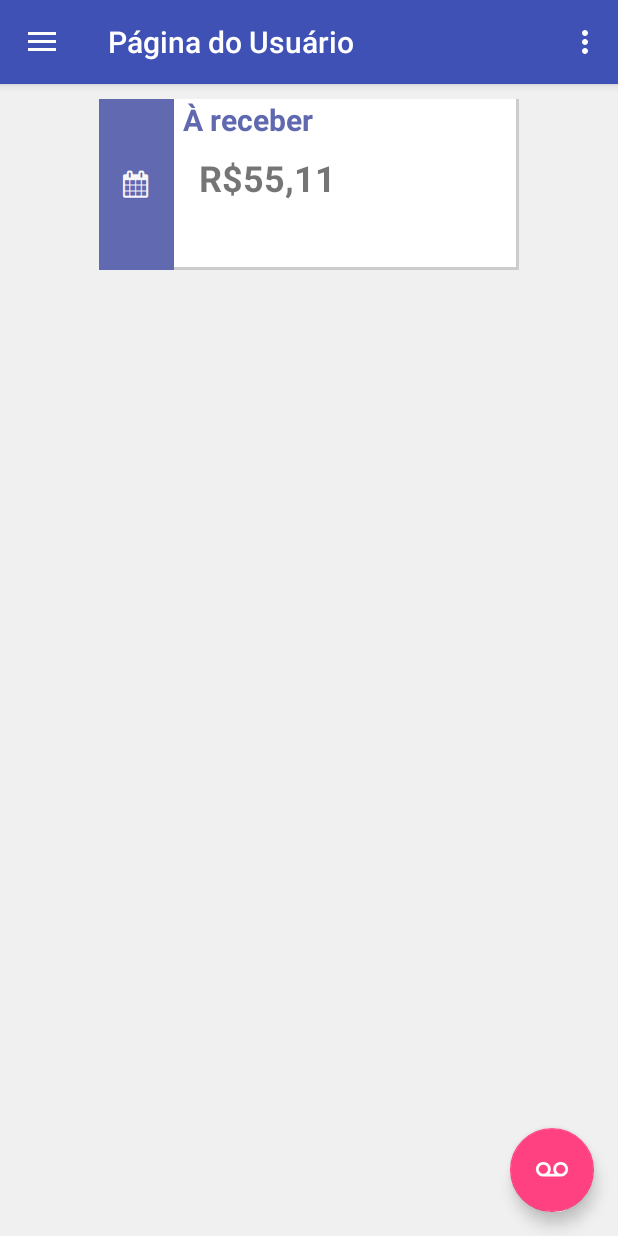
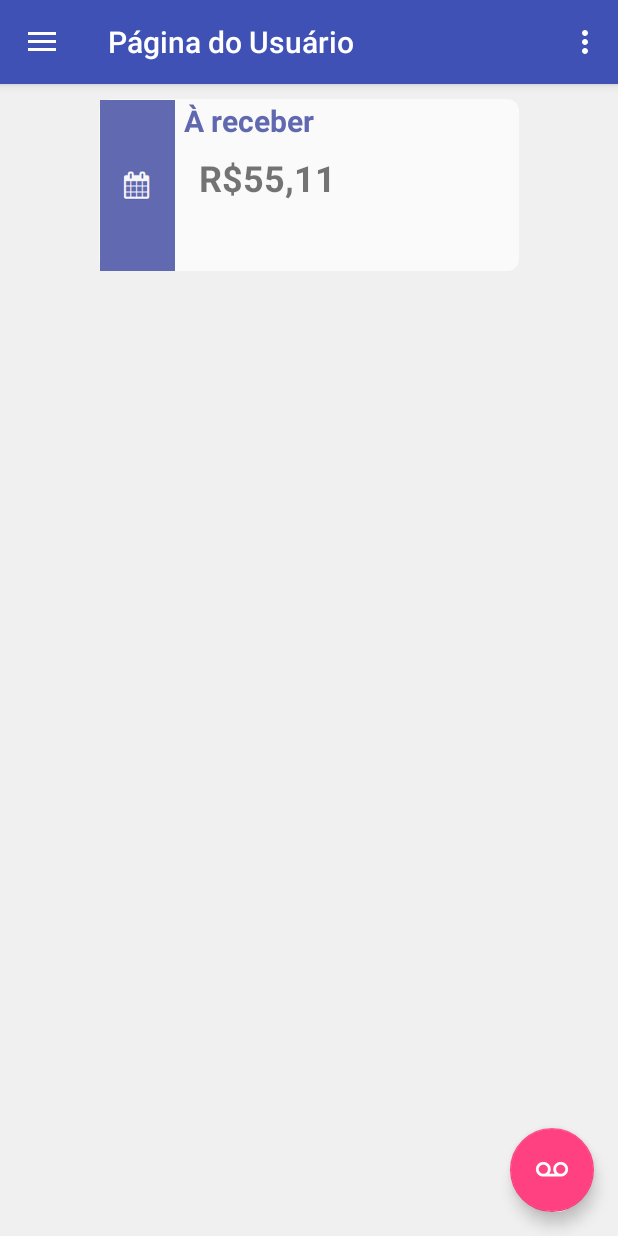
Before and after one commit to filipefborba/lapagapp, an Android app: the initial_userActivity screen opened directly, with no data from a screen before it, on a phone screen of 412 x 824 dp. Run offline under Robolectric (Android 15) with nearby library versions, the phone set to English and light mode, and no system bars; libraries missing offline, so code that uses them is left out: com.github.mikephil.charting.

Commit message:
fixed rouded textview

```diff
--- a/Lapag/app/src/main/res/layout/content_initial_user.xml
+++ b/Lapag/app/src/main/res/layout/content_initial_user.xml
@@ -34,7 +34,7 @@
             android:layout_marginRight="8dp"
             android:layout_marginStart="8dp"
             android:layout_marginTop="0dp"
-            android:background="@drawable/shadow"
+            android:background="@drawable/rounded_corner"
             android:drawableLeft="@drawable/areceber"
             android:drawablePadding="6dp"
             android:text="À receber"
```
